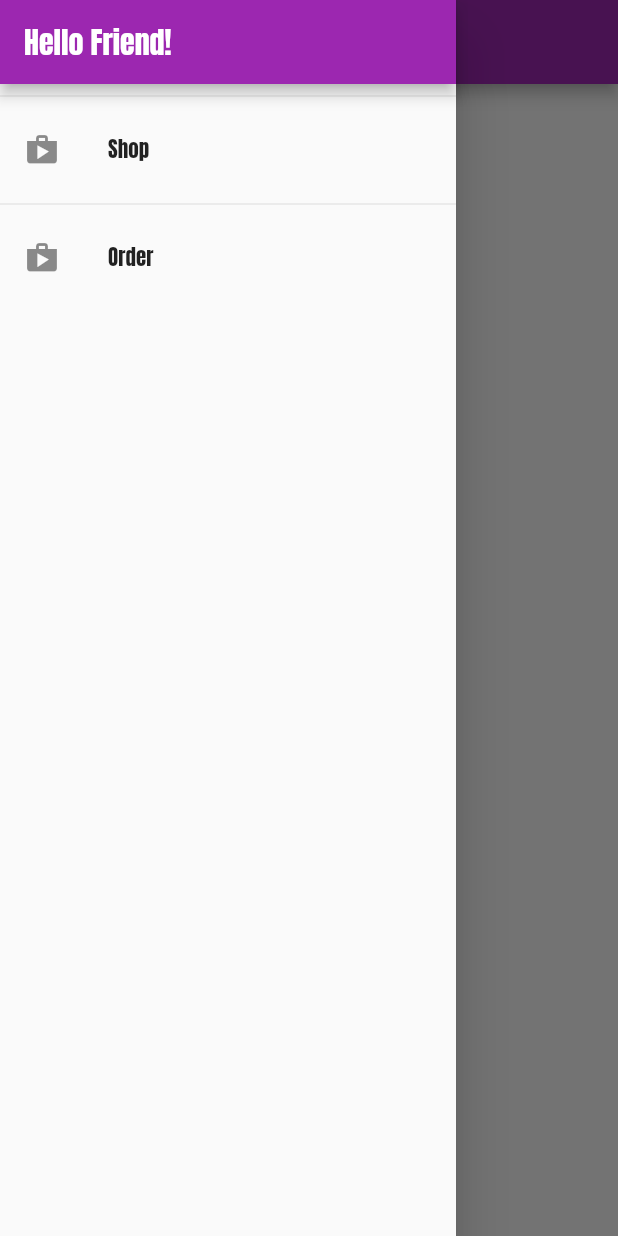
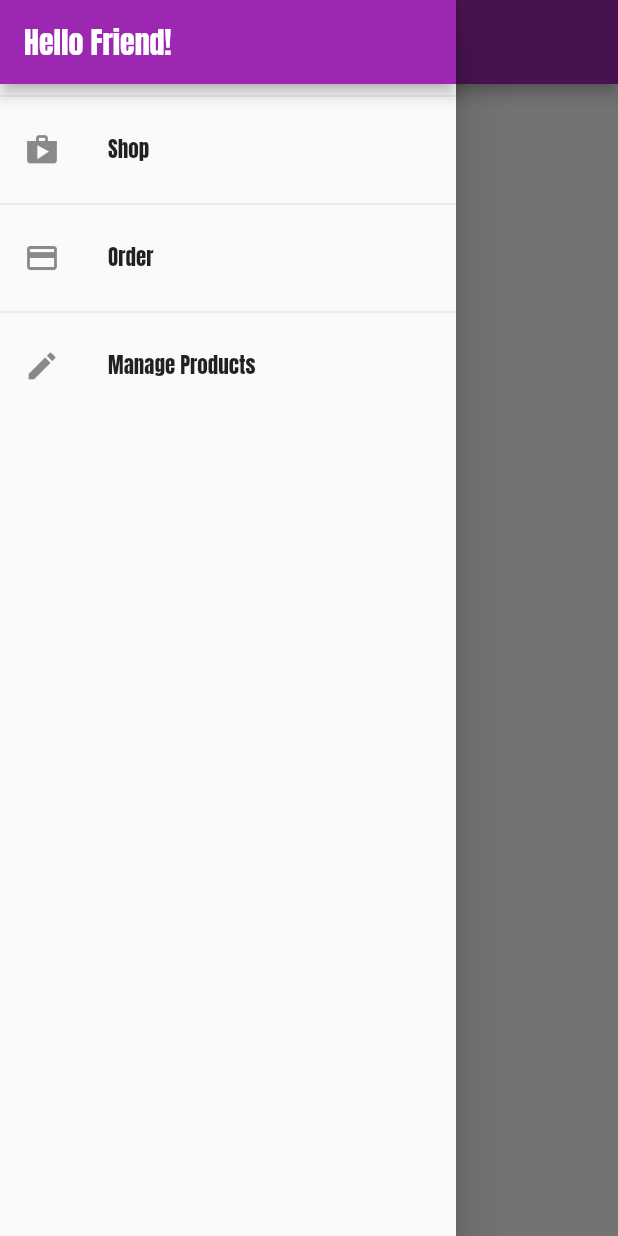
Before and after one commit to khoir-roni/shop-app, a Flutter app: the OrdersScreen screen opened by its route, with the side drawer open, on a phone screen of 412 x 824 dp. Run offline on Flutter 3.47's test engine with Material 2 defaults, Android fonts, the phone set to English and light mode, and no system bars; network calls fail.

Commit message:
adding a 'manage product' page

```diff
--- a/lib/main.dart
+++ b/lib/main.dart
@@ -8,6 +8,7 @@ import './screens/product_detail_screen.dart';
 import './screens/products_overview_screen.dart';
 import './providers/products.dart';
 import './providers/cart.dart';
+import './screens/user_product_screen.dart';
 
 void main() => runApp(MyApp());
 
@@ -40,6 +41,7 @@ class MyApp extends StatelessWidget {
           ProductDetailScreen.routeName: (context) => ProductDetailScreen(),
           CartScreen.routeName: (context) => CartScreen(),
           OrdersScreen.routeName: (context) => OrdersScreen(),
+          UserProductsScreen.routeName: (context) => UserProductsScreen(),
         },
       ),
     );
--- a/lib/widgets/app_drawer.dart
+++ b/lib/widgets/app_drawer.dart
@@ -1,4 +1,5 @@
 import 'package:flutter/material.dart';
+import '../screens/user_product_screen.dart';
 import '../screens/orders_screen.dart';
 
 class AppDrawer extends StatelessWidget {
@@ -13,18 +14,28 @@ class AppDrawer extends StatelessWidget {
           ),
           const Divider(),
           ListTile(
-            leading: Icon(Icons.shop),
-            title: Text('Shop'),
+            leading: const Icon(Icons.shop),
+            title: const Text('Shop'),
             onTap: () {
               Navigator.of(context).pushReplacementNamed('/');
             },
           ),
-           const Divider(),
+          const Divider(),
           ListTile(
-            leading: Icon(Icons.shop),
+            leading: Icon(Icons.payment),
             title: Text('Order'),
             onTap: () {
-              Navigator.of(context).pushReplacementNamed(OrdersScreen.routeName);
+              Navigator.of(context)
+                  .pushReplacementNamed(OrdersScreen.routeName);
+            },
+          ),
+          const Divider(),
+          ListTile(
+            leading: const Icon(Icons.edit),
+            title: const Text('Manage Products'),
+            onTap: () {
+              Navigator.of(context)
+                  .pushReplacementNamed(UserProductsScreen.routeName);
             },
           ),
         ],
```
Also changed, not shown: lib/screens/user_product_screen.dart (added, +40 -0 lines), lib/widgets/user_product_item.dart (added, +35 -0 lines).
